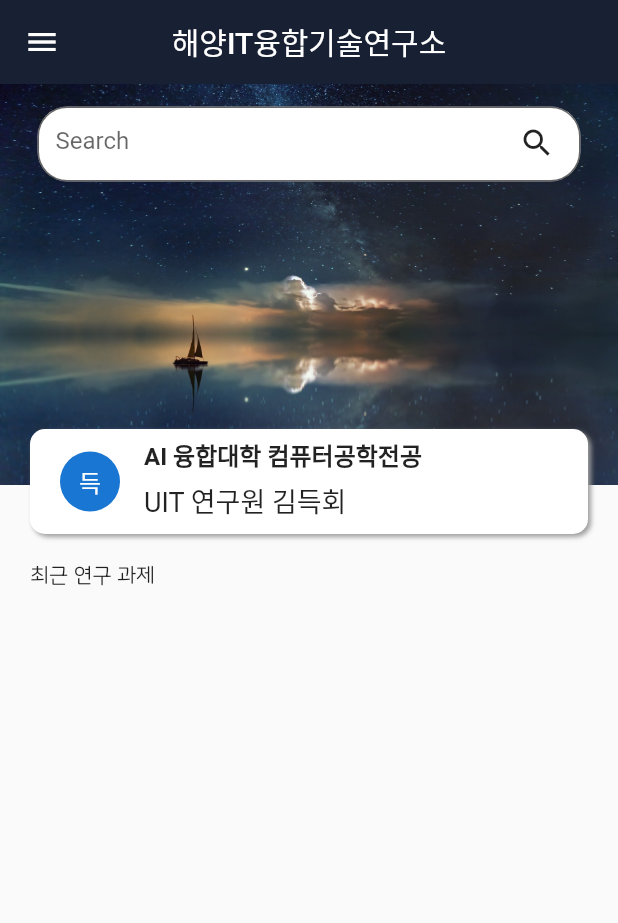
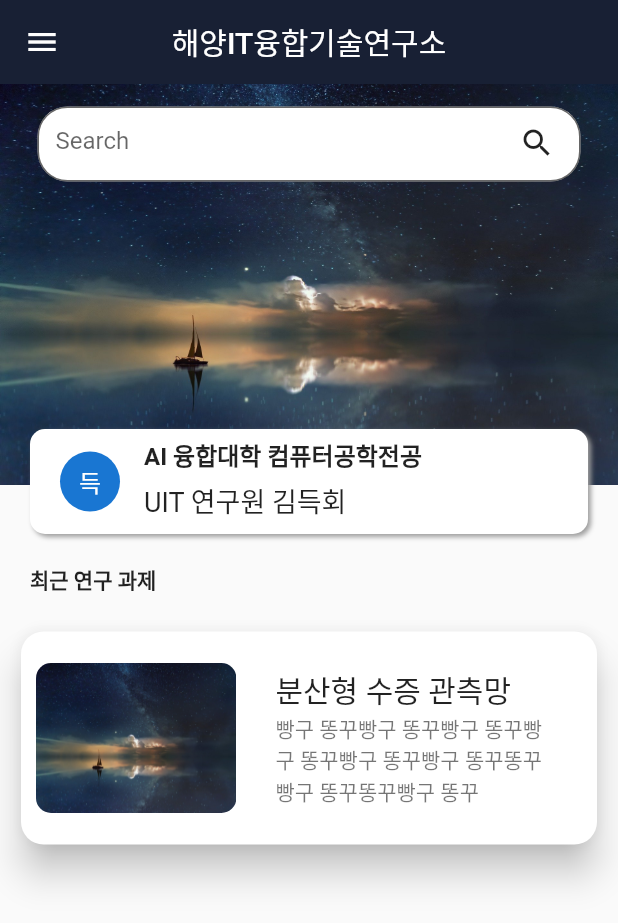
Before and after one commit to Deuk-Hoi/Hoseo_OceanIT_Renewal-Flutter, a Flutter app: the screen it shows after launch, on a phone screen of 412 x 824 dp. Shown: the top 923 px of the screen. Run offline on Flutter 3.47's test engine with Material 2 defaults, Android fonts, the phone set to English and light mode, and no system bars; Roboto replaces fonts that are missing (HangeulNuri).

Commit message:
add recently Research

```diff
--- a/lib/main.dart
+++ b/lib/main.dart
@@ -114,10 +114,54 @@ class _MainPageState extends State<MainPage> {
               margin: EdgeInsets.only(top: 20, left: 20),
               child: Text(
                 "최근 연구 과제",
-                style: TextStyle(fontFamily: 'NanumSquare'),
+                style: TextStyle(fontFamily: "HangeulNuri", fontWeight: FontWeight.bold),
               ),
+            ),
+            Container(
+              height: 150.0,
+              width: double.infinity,
+              margin: EdgeInsets.symmetric(vertical: 20, horizontal: 10),
+              child: Card(
+                elevation: 10.0,
+                shape: RoundedRectangleBorder(
+                  borderRadius: BorderRadius.circular(15.0),
+                ),
+                child: InkWell(
+                  splashColor: Colors.blue.withAlpha(60),
+                  onTap: (){},
+                  child:Row(
+                    mainAxisAlignment: MainAxisAlignment.start,
+                    crossAxisAlignment: CrossAxisAlignment.center,
+                    children: [
+                      Expanded(
+                        flex: 4,
+                        child: Container(
+                          margin: EdgeInsets.symmetric(horizontal: 10.0),
+                          child: ClipRRect(
+                            borderRadius: BorderRadius.circular(10.0),
+                            child: Image.asset('assets/OceanMain.jpg', fit: BoxFit.fill , width: 140, height: 100,),
+                          ),
+                        ),
+                      ),
+                      Expanded(
+                        flex: 6,
+                        child: a
+                      ),
+                    ],
+                  )
+                ),
+
+              )
             )
           ],
         ));
   }
 }
+var a = new Container(
+                          height: double.infinity,
+                          margin: EdgeInsets.only(top: 20, bottom: 20, right: 10),
+                          child: ListTile(
+                            title: Text("분산형 수증 관측망", style: TextStyle(fontSize: 20),),
+                            subtitle: Text("빵구 똥꾸빵구 똥꾸빵구 똥꾸빵구 똥꾸빵구 똥꾸빵구 똥꾸똥꾸빵구 똥꾸똥꾸빵구 똥꾸", maxLines: 3),
+                          ),
+                        );
--- a/pubspec.yaml
+++ b/pubspec.yaml
@@ -73,6 +73,10 @@ flutter:
       fonts:
         - asset: assets/fonts/NanumSquareRoundB.ttf
         - asset: assets/fonts/NanumSquareRoundR.ttf
+    - family: HangeulNuri
+      fonts:
+        - asset: assets/fonts/HangeulNuriB.ttf
+        - asset: assets/fonts/HangeulNuriR.ttf
   #       - asset: fonts/TrajanPro_Bold.ttf
   #         weight: 700
   #
```
Also changed, not shown: 2 other files.
